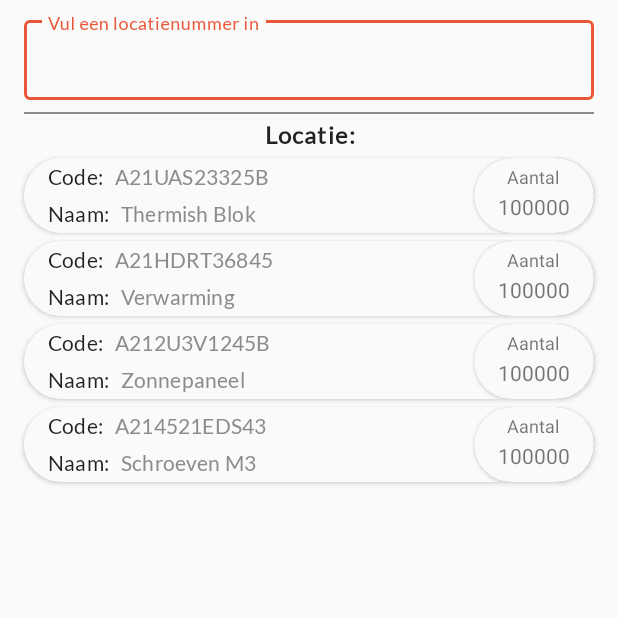
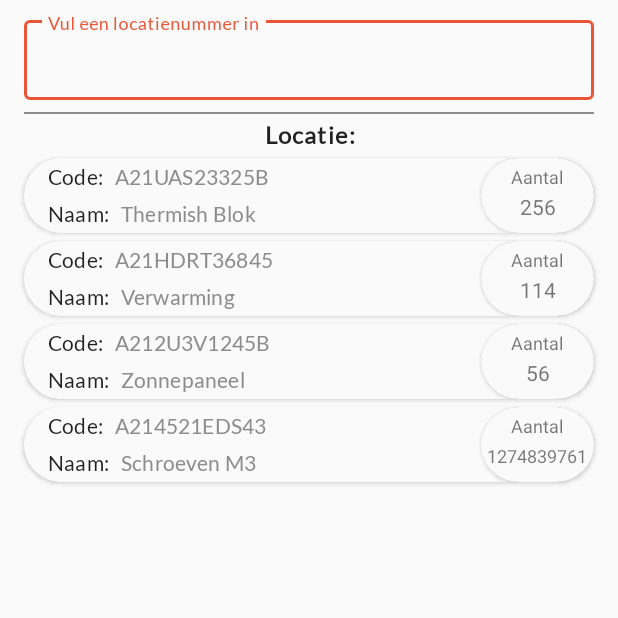
Before and after one commit to BramTeurlings/GraduationProject2020, an Android app: the LocationInfoActivity screen opened directly, with no data from a screen before it, on a phone screen of 412 x 824 dp, the top half of it. Run offline under Robolectric (Android 15) with nearby library versions, the phone set to English and light mode, and no system bars; our stand-ins replace Dagger/Hilt's generated code.

Commit message:
-Tweaked some UI elements

```diff
--- a/app/src/main/java/nl/brickx/brickxwms2020/Presentation/LocationInfo/LocationInfoAdapter.java
+++ b/app/src/main/java/nl/brickx/brickxwms2020/Presentation/LocationInfo/LocationInfoAdapter.java
@@ -41,7 +41,7 @@
         try{
             holder.codeTextView.setText(data.get(position).getProductCode());
             holder.descriptionTextView.setText(data.get(position).getProductName());
-            holder.stockAmountTextView.setText(data.get(position).getProductStock());
+            holder.stockAmountTextView.setText(data.get(position).getProductStock().toString());
             holder.locationNameTextView.setText(warehouseLocationName);
         }catch (Exception e){
             e.printStackTrace();
--- a/app/src/main/java/nl/brickx/brickxwms2020/Presentation/LocationInfo/LocationInfoPresenter.java
+++ b/app/src/main/java/nl/brickx/brickxwms2020/Presentation/LocationInfo/LocationInfoPresenter.java
@@ -22,7 +22,7 @@
         locationData.add(new LocationInfoRecyclerModel( "A21UAS23325B", "Thermish Blok", 256));
         locationData.add(new LocationInfoRecyclerModel( "A21HDRT36845", "Verwarming", 114));
         locationData.add(new LocationInfoRecyclerModel( "A212U3V1245B", "Zonnepaneel", 56));
-        locationData.add(new LocationInfoRecyclerModel( "A214521EDS43", "Schroeven M3", 127483961));
+        locationData.add(new LocationInfoRecyclerModel( "A214521EDS43", "Schroeven M3", 1274839761));
 
         return locationData;
     }
--- a/app/src/main/res/layout/location_info_page.xml
+++ b/app/src/main/res/layout/location_info_page.xml
@@ -21,7 +21,8 @@
 
         <com.google.android.material.textfield.TextInputEditText
             android:layout_width="match_parent"
-            android:layout_height="wrap_content" />
+            android:layout_height="wrap_content"
+            android:maxLines="1"/>
 
     </com.google.android.material.textfield.TextInputLayout>
 
--- a/app/src/main/res/layout/location_info_recycler_item.xml
+++ b/app/src/main/res/layout/location_info_recycler_item.xml
@@ -77,7 +77,7 @@
                 android:id="@+id/main_menu_item_image_card"
                 style="@style/WhiteMaterialCardView"
                 app:cardBackgroundColor="@color/colorViewElement"
-                android:layout_width="80dp"
+                android:layout_width="75dp"
                 android:layout_height="50dp"
                 app:cardCornerRadius="25dp"
                 app:cardElevation="2dp"
--- a/app/src/main/res/layout/login_page.xml
+++ b/app/src/main/res/layout/login_page.xml
@@ -57,7 +57,8 @@
 
                 <com.google.android.material.textfield.TextInputEditText
                     android:layout_width="match_parent"
-                    android:layout_height="wrap_content" />
+                    android:layout_height="wrap_content"
+                    android:maxLines="1"/>
 
             </com.google.android.material.textfield.TextInputLayout>
 
--- a/app/src/main/res/values/strings.xml
+++ b/app/src/main/res/values/strings.xml
@@ -27,7 +27,7 @@
     <!--    Location Info-->
     <string name="location_info_input_hint">Vul een locatienummer in</string>
     <string name="location_info_aantal">Aantal</string>
-    <string name="location_info_stock_default_amount">100000</string>
+    <string name="location_info_stock_default_amount">-</string>
     <string name="location_info_code_title">Code:</string>
     <string name="location_info_name_title">Naam:</string>
     <string name="location_info_location_name">Locatie:</string>
```
